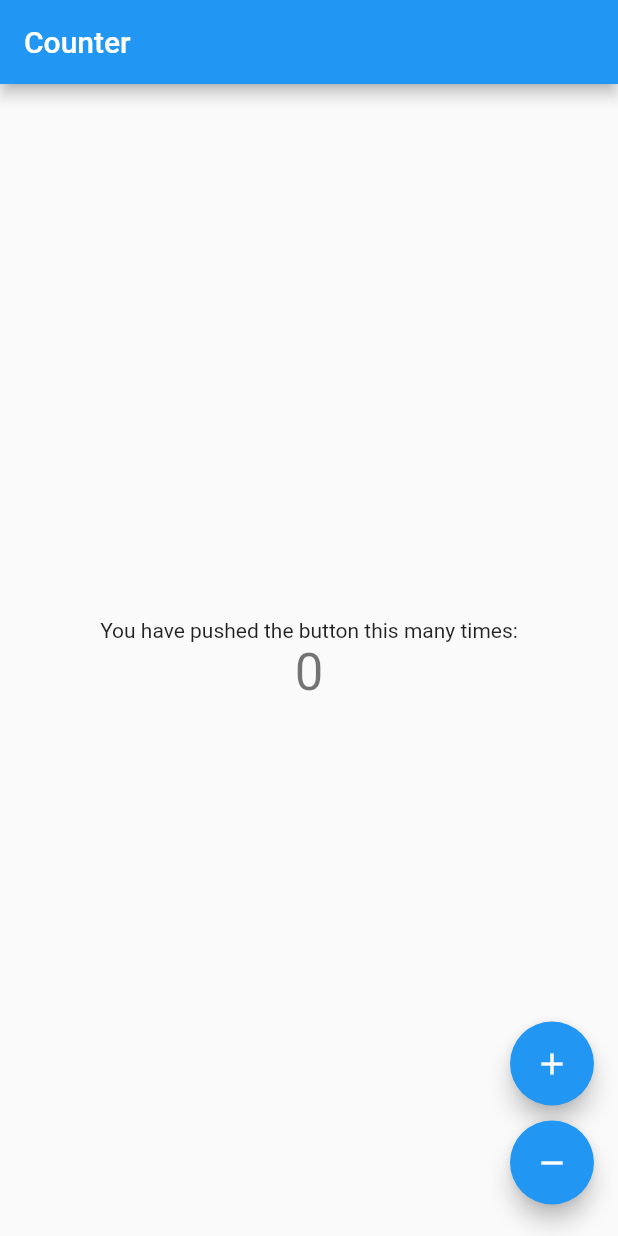
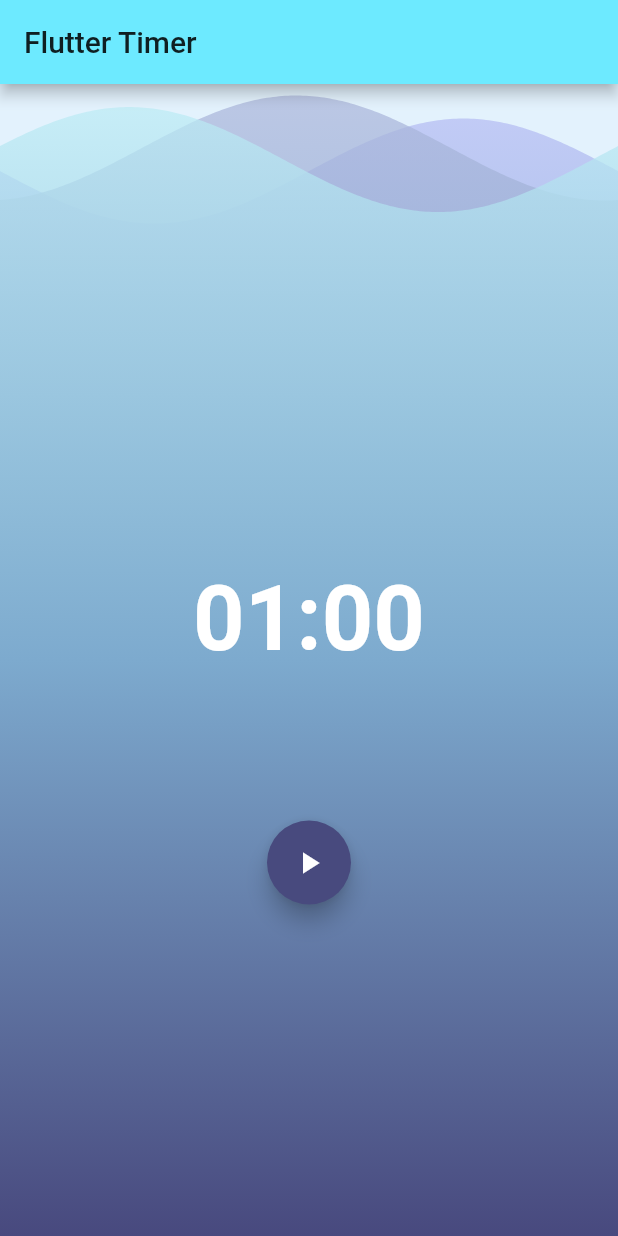
Before and after one commit to maobui/counter, a Flutter app: the screen it shows after launch, on a phone screen of 412 x 824 dp. Run offline on Flutter 3.47's test engine with Material 2 defaults, Android fonts, the phone set to English and light mode, and no system bars; drawn by our look-alikes of wave; our stand-ins replace bloc, equatable, flutter_bloc.

Commit message:
- BLoc timer.

```diff
--- a/lib/main.dart
+++ b/lib/main.dart
@@ -1,5 +1,6 @@
+import 'package:counter/timer/timer.dart';
 import 'package:flutter/material.dart';
 
 import 'counter/counter.dart';
 
-void main() => runApp(CounterApp());
+void main() => runApp(TimerApp());
--- /dev/null
+++ b/lib/timer/timer.dart
@@ -0,0 +1,178 @@
+import 'package:counter/timer/timer_bloc.dart';
+import 'package:flutter/material.dart';
+import 'package:flutter_bloc/flutter_bloc.dart';
+import 'package:wave/config.dart';
+import 'package:wave/wave.dart';
+
+import 'timer_event.dart';
+import 'timer_state.dart';
+
+class TimerApp extends StatelessWidget {
+  @override
+  Widget build(BuildContext context) {
+    // TODO: implement build
+    return MaterialApp(
+      theme: ThemeData(
+        primaryColor: Color.fromRGBO(109, 234, 255, 1),
+        accentColor: Color.fromRGBO(72, 74, 126, 1),
+        brightness: Brightness.dark,
+      ),
+      title: "Timer",
+      home: BlocProvider(
+        builder: (context) => TimerBloc(ticker: Ticker()),
+        child: Timer(),
+      ),
+    );
+  }
+}
+
+class Ticker {
+  Stream<int> tick ({int ticks}) => Stream.periodic(Duration(seconds: 1), (x) => ticks - x - 1).take(ticks);
+}
+
+class Timer extends StatelessWidget {
+  static const TextStyle timerTextStyle = TextStyle(
+    fontSize: 60,
+    fontWeight: FontWeight.bold,
+  );
+
+  @override
+  Widget build(BuildContext context) {
+    // TODO: implement build
+    return Scaffold(
+      appBar: AppBar(title: Text('Flutter Timer')),
+      body: Stack(
+        children: <Widget>[
+          Background(),
+          Column(
+            mainAxisAlignment: MainAxisAlignment.center,
+            crossAxisAlignment: CrossAxisAlignment.center,
+            children: <Widget>[
+              Padding(
+                padding: EdgeInsets.symmetric(vertical: 100.0),
+                child: Center(
+                  child: BlocBuilder<TimerBloc, TimerState>(
+                    builder: (context, state) {
+                      final String minutesStr = ((state.duration / 60) % 60)
+                          .floor()
+                          .toString()
+                          .padLeft(2, '0');
+                      final String secondsStr = (state.duration % 60)
+                          .floor()
+                          .toString()
+                          .padLeft(2, '0');
+                      return Text(
+                        '$minutesStr:$secondsStr',
+                        style: Timer.timerTextStyle,
+                      );
+                    },
+                  ),
+                ),
+              ),
+              BlocBuilder<TimerBloc, TimerState>(
+                condition: (previousState, currentState) =>
+                currentState.runtimeType != previousState.runtimeType,
+                builder: (context, state) => Actions(),
+              ),
+            ],
+          ),
+        ],
+      ),
+    );
+  }
+
+}
+
+
+class Actions extends StatelessWidget {
+  @override
+  Widget build(BuildContext context) {
+    return Row(
+      mainAxisAlignment: MainAxisAlignment.spaceEvenly,
+      children: _mapStateToActionButtons(
+        timerBloc: BlocProvider.of<TimerBloc>(context),
+      ),
+    );
+  }
+
+  List<Widget> _mapStateToActionButtons({
+    TimerBloc timerBloc,
+  }) {
+    final TimerState state = timerBloc.state;
+    if (state is Ready) {
+      return [
+        FloatingActionButton(
+          child: Icon(Icons.play_arrow),
+          onPressed: () => timerBloc.add(Start(duration: state.duration)),
+        ),
+      ];
+    }
+    if (state is Running) {
+      return [
+        FloatingActionButton(
+          child: Icon(Icons.pause),
+          onPressed: () => timerBloc.add(Pause()),
+        ),
+        FloatingActionButton(
+          child: Icon(Icons.replay),
+          onPressed: () => timerBloc.add(Reset()),
+        ),
+      ];
+    }
+    if (state is Paused) {
+      return [
+        FloatingActionButton(
+          child: Icon(Icons.play_arrow),
+          onPressed: () => timerBloc.add(Resume()),
+        ),
+        FloatingActionButton(
+          child: Icon(Icons.replay),
+          onPressed: () => timerBloc.add(Reset()),
+        ),
+      ];
+    }
+    if (state is Finished) {
+      return [
+        FloatingActionButton(
+          child: Icon(Icons.replay),
+          onPressed: () => timerBloc.add(Reset()),
+        ),
+      ];
+    }
+    return [];
+  }
+}
+
+class Background extends StatelessWidget {
+  @override
+  Widget build(BuildContext context) {
+    return WaveWidget(
+      config: CustomConfig(
+        gradients: [
+          [
+            Color.fromRGBO(72, 74, 126, 1),
+            Color.fromRGBO(125, 170, 206, 1),
+            Color.fromRGBO(184, 189, 245, 0.7)
+          ],
+          [
+            Color.fromRGBO(72, 74, 126, 1),
+            Color.fromRGBO(125, 170, 206, 1),
+            Color.fromRGBO(172, 182, 219, 0.7)
+          ],
+          [
+            Color.fromRGBO(72, 73, 126, 1),
+            Color.fromRGBO(125, 170, 206, 1),
+            Color.fromRGBO(190, 238, 246, 0.7)
+          ],
+        ],
+        durations: [19440, 10800, 6000],
+        heightPercentages: [0.03, 0.01, 0.02],
+        gradientBegin: Alignment.bottomCenter,
+        gradientEnd: Alignment.topCenter,
+      ),
+      size: Size(double.infinity, double.infinity),
+      waveAmplitude: 25,
+      backgroundColor: Colors.blue[50],
+    );
+  }
+}
--- /dev/null
+++ b/lib/timer/timer_bloc.dart
@@ -0,0 +1,78 @@
+import 'dart:async';
+
+import 'package:bloc/bloc.dart';
+import 'package:counter/timer/timer.dart';
+import 'package:counter/timer/timer_event.dart';
+import 'package:counter/timer/timer_state.dart';
+import 'package:flutter/cupertino.dart';
+
+class TimerBloc extends Bloc<TimerEvent, TimerState> {
+  final Ticker _ticker;
+  final int _duration = 60;
+
+  StreamSubscription<int> _tickerSubscription;
+
+  TimerBloc({@required Ticker ticker})
+      : assert (ticker != null),
+        _ticker = ticker;
+
+  @override
+  // TODO: implement initialState
+  TimerState get initialState => Ready(_duration);
+
+  @override
+  Stream<TimerState> mapEventToState(TimerEvent event) async*{
+    // TODO: implement mapEventToState
+    if(event is Start) {
+      yield* _mapStartToState(event);
+    } else if (event is Pause) {
+      yield* _mapPauseToState(event);
+    } else if (event is Resume) {
+      yield* _mapResumeToState(event);
+    }  else if (event is Reset) {
+      yield* _mapResetToState(event);
+    } else if (event is Tick) {
+      yield* _mapTickToState(event);
+    }
+  }
+
+  @override
+  void dispose() {
+    _tickerSubscription?.cancel();
+    super.dispose();
+  }
+
+  Stream<TimerState> _mapStartToState(Start start) async*{
+    yield Running(start.duration);
+    _tickerSubscription?.cancel();
+    _tickerSubscription = _ticker.tick(ticks: start.duration).listen(
+        (duration) {
+          add(Tick(duration: duration));
+        }
+    );
+  }
+
+  Stream<TimerState> _mapPauseToState(Pause pause) async* {
+    if (state is Running) {
+      _tickerSubscription?.pause();
+      yield Paused(state.duration);
+    }
+  }
+
+  Stream<TimerState> _mapResumeToState(Resume pause) async* {
+    if (state is Paused) {
+      _tickerSubscription?.resume();
+      yield Running(state.duration);
+    }
+  }
+
+  Stream<TimerState> _mapResetToState(Reset reset) async* {
+    _tickerSubscription?.cancel();
+    yield Ready(_duration);
+  }
+
+  Stream<TimerState> _mapTickToState(Tick tick) async* {
+    yield tick.duration > 0 ? Running(tick.duration) : Finished();
+  }
+
+}
--- /dev/null
+++ b/lib/timer/timer_event.dart
@@ -0,0 +1,40 @@
+import 'package:equatable/equatable.dart';
+import 'package:flutter/material.dart';
+
+@immutable
+abstract class TimerEvent extends Equatable {
+  TimerEvent([List props = const []]) : super(props);
+}
+
+class Start extends TimerEvent {
+  final int duration;
+
+  Start({@required this.duration}) : super([duration]);
+
+  @override
+  String toString() => "Start { duration: $duration }";
+}
+
+class Pause extends TimerEvent {
+  @override
+  String toString() => "Pause";
+}
+
+class Resume extends TimerEvent {
+  @override
+  String toString() => "Resume";
+}
+
+class Reset extends TimerEvent {
+  @override
+  String toString() => "Reset";
+}
+
+class Tick extends TimerEvent {
+  final int duration;
+
+  Tick({@required this.duration}) : super([duration]);
+
+  @override
+  String toString() => "Tick { duration: $duration }";
+}
--- /dev/null
+++ b/lib/timer/timer_state.dart
@@ -0,0 +1,38 @@
+import 'package:equatable/equatable.dart';
+import 'package:flutter/material.dart';
+
+@immutable
+abstract class TimerState extends Equatable {
+  final int duration;
+
+  TimerState(this.duration, [List props = const []])
+      : super([duration]..addAll(props));
+}
+
+class Ready extends TimerState {
+  Ready(int duration) : super(duration);
+
+  @override
+  String toString() => 'Ready { duration: $duration }';
+}
+
+class Paused extends TimerState {
+  Paused(int duration) : super(duration);
+
+  @override
+  String toString() => 'Paused { duration: $duration }';
+}
+
+class Running extends TimerState {
+  Running(int duration) : super(duration);
+
+  @override
+  String toString() => 'Running { duration: $duration }';
+}
+
+class Finished extends TimerState {
+  Finished() : super(0);
+
+  @override
+  String toString() => 'Finished';
+}
--- a/pubspec.yaml
+++ b/pubspec.yaml
@@ -24,6 +24,8 @@ dependencies:
   # Use with the CupertinoIcons class for iOS style icons.
   cupertino_icons: ^0.1.2
   flutter_bloc: ^0.22.1
+  equatable: ^0.2.0
+  wave: ^0.0.8
 
 dev_dependencies:
   flutter_test:
```
Also changed, not shown: pubspec.lock.
